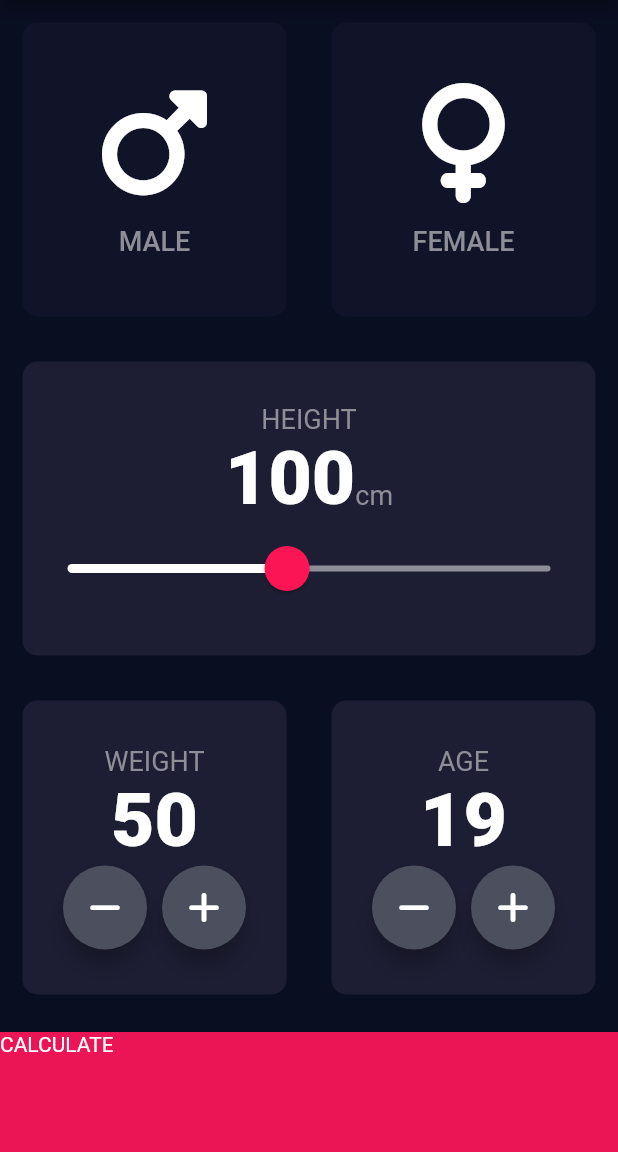
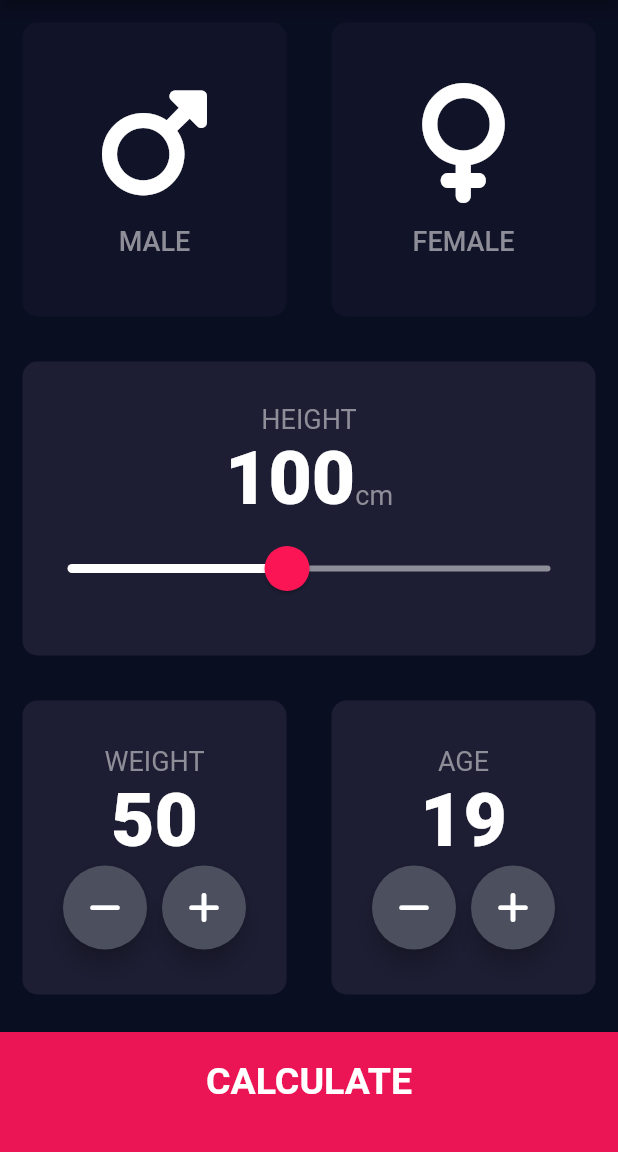
Before and after one commit to Avinash174/bmi_calculator, a Flutter app: the screen it shows after launch, on a phone screen of 412 x 824 dp, the part 84-1236 px from its top. Run offline on Flutter 3.47's test engine with Material 2 defaults, Android fonts, the phone set to English and light mode, and no system bars; our stand-ins replace font_awesome_flutter.

Commit message:
New Changes Added

```diff
--- a/lib/constant.dart
+++ b/lib/constant.dart
@@ -11,3 +11,4 @@ const labelStyle = TextStyle(
 );
 
 const numberStyle = TextStyle(fontSize: 50.0, fontWeight: FontWeight.w900);
+const LargeButtonTextStyle=TextStyle(fontSize: 25.0,fontWeight: FontWeight.bold);
--- a/lib/input_page.dart
+++ b/lib/input_page.dart
@@ -221,10 +221,11 @@ class _InputPageState extends State<InputPage> {
               Navigator.push(context, MaterialPageRoute(builder: (_)=>ResultsPage()));
             },
             child: Container(
-              child: Text('CALCULATE',),
+              child: Center(child: Text('CALCULATE',style: LargeButtonTextStyle,)),
               color: bottomContainerColor,
               width: double.infinity,
               margin: EdgeInsets.only(top: 10.0),
+              padding: EdgeInsets.only(bottom: 15.0),
               height: bottomContainerHeight,
             ),
           ),
```
